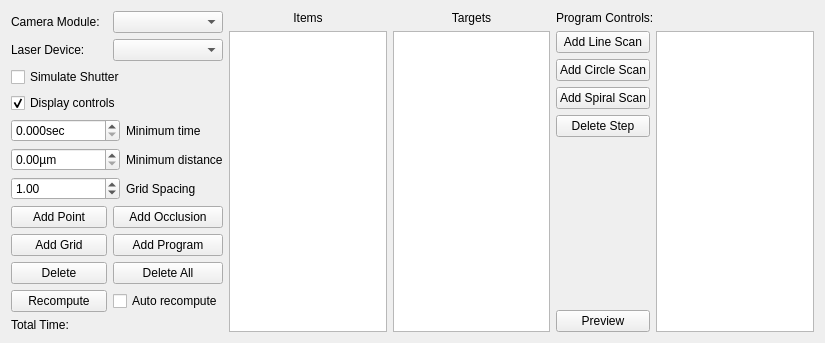
Before: the Qt Designer form lib/devices/Scanner/ProtocolTemplate.ui in acq4/acq4, drawn with Qt 5.
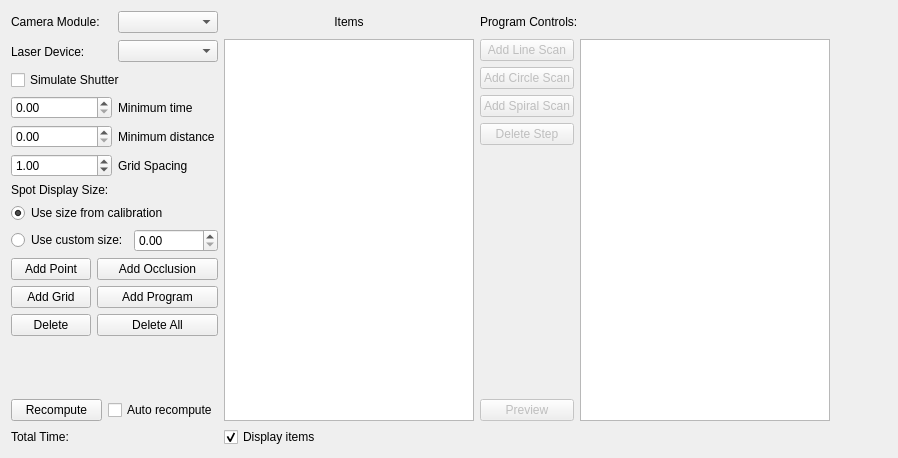
After: the same form once the commit is applied. Custom widgets are drawn as their Qt base class.

Commit message: attempt to add spot size adjustment to Scanner, but broke scanner instead....

Diff of the .ui file:
```diff
--- a/lib/devices/Scanner/ProtocolTemplate.ui
+++ b/lib/devices/Scanner/ProtocolTemplate.ui
@@ -6,57 +6,169 @@
    <rect>
     <x>0</x>
     <y>0</y>
-    <width>825</width>
-    <height>338</height>
+    <width>898</width>
+    <height>458</height>
    </rect>
   </property>
   <property name="windowTitle">
    <string>Form</string>
   </property>
-  <layout class="QGridLayout" name="gridLayout_4">
-   <item row="0" column="0">
-    <layout class="QGridLayout" name="gridLayout_3">
-     <item row="0" column="0" rowspan="2">
       <layout class="QGridLayout" name="gridLayout_2">
-       <item row="0" column="0">
+   <item row="0" column="0" colspan="2">
+    <layout class="QHBoxLayout" name="horizontalLayout_3">
+     <item>
         <widget class="QLabel" name="label">
          <property name="text">
           <string>Camera Module:</string>
          </property>
         </widget>
        </item>
-       <item row="0" column="1">
+     <item>
         <widget class="QComboBox" name="cameraCombo"/>
        </item>
-       <item row="1" column="0">
+    </layout>
+   </item>
+   <item row="0" column="2">
+    <widget class="QLabel" name="label_5">
+     <property name="text">
+      <string>Items</string>
+     </property>
+     <property name="alignment">
+      <set>Qt::AlignCenter</set>
+     </property>
+    </widget>
+   </item>
+   <item row="0" column="3">
+    <widget class="QLabel" name="label_8">
+     <property name="text">
+      <string>Program Controls:</string>
+     </property>
+    </widget>
+   </item>
+   <item row="1" column="0" colspan="2">
+    <layout class="QHBoxLayout" name="horizontalLayout_4">
+     <item>
         <widget class="QLabel" name="label_2">
          <property name="text">
           <string>Laser Device:</string>
          </property>
         </widget>
        </item>
-       <item row="1" column="1">
+     <item>
         <widget class="QComboBox" name="laserCombo"/>
        </item>
+    </layout>
+   </item>
+   <item row="1" column="2" rowspan="7">
+    <widget class="QListWidget" name="itemList"/>
+   </item>
+   <item row="1" column="3" rowspan="7">
+    <layout class="QHBoxLayout" name="horizontalLayout">
+     <item>
+      <layout class="QVBoxLayout" name="verticalLayout">
+       <item>
+        <widget class="QPushButton" name="addLineScanBtn">
+         <property name="enabled">
+          <bool>false</bool>
+         </property>
+         <property name="text">
+          <string>Add Line Scan</string>
+         </property>
+        </widget>
+       </item>
+       <item>
+        <widget class="QPushButton" name="addCircleScanBtn">
+         <property name="enabled">
+          <bool>false</bool>
+         </property>
+         <property name="text">
+          <string>Add Circle Scan</string>
+         </property>
+        </widget>
+       </item>
+       <item>
+        <widget class="QPushButton" name="addSpiralScanBtn">
+         <property name="enabled">
+          <bool>false</bool>
+         </property>
+         <property name="text">
+          <string>Add Spiral Scan</string>
+         </property>
+        </widget>
+       </item>
+       <item>
+        <widget class="QPushButton" name="deleteStepBtn">
+         <property name="enabled">
+          <bool>false</bool>
+         </property>
+         <property name="text">
+          <string>Delete Step</string>
+         </property>
+        </widget>
+       </item>
+       <item>
+        <spacer name="verticalSpacer_2">
+         <property name="orientation">
+          <enum>Qt::Vertical</enum>
+         </property>
+         <property name="sizeHint" stdset="0">
+          <size>
+           <width>20</width>
+           <height>40</height>
+          </size>
+         </property>
+        </spacer>
+       </item>
+       <item>
+        <widget class="QPushButton" name="previewBtn">
+         <property name="enabled">
+          <bool>false</bool>
+         </property>
+         <property name="text">
+          <string>Preview</string>
+         </property>
+        </widget>
+       </item>
+      </layout>
+     </item>
+     <item>
+      <widget class="QTableWidget" name="programTable">
+       <property name="sortingEnabled">
+        <bool>true</bool>
+       </property>
+      </widget>
+     </item>
+    </layout>
+   </item>
+   <item row="1" column="4">
+    <spacer name="horizontalSpacer">
+     <property name="orientation">
+      <enum>Qt::Horizontal</enum>
+     </property>
+     <property name="sizeHint" stdset="0">
+      <size>
+       <width>63</width>
+       <height>25</height>
+      </size>
+     </property>
+    </spacer>
+   </item>
+   <item row="2" column="0" colspan="2">
+    <widget class="QCheckBox" name="simulateShutterCheck">
+     <property name="text">
+      <string>Simulate Shutter</string>
+     </property>
+    </widget>
+   </item>
        <item row="3" column="0" colspan="2">
-        <widget class="QCheckBox" name="displayCheck">
-         <property name="text">
-          <string>Display controls</string>
-         </property>
-         <property name="checked">
-          <bool>true</bool>
-         </property>
-        </widget>
-       </item>
-       <item row="4" column="0" colspan="2">
         <layout class="QGridLayout" name="gridLayout">
          <item row="0" column="0">
           <widget class="QDoubleSpinBox" name="minTimeSpin">
            <property name="suffix">
-            <string>sec</string>
+        <string/>
            </property>
            <property name="decimals">
-            <number>3</number>
+        <number>2</number>
            </property>
            <property name="maximum">
             <double>1000000.000000000000000</double>
@@ -66,7 +178,7 @@
          <item row="1" column="0">
           <widget class="QDoubleSpinBox" name="minDistSpin">
            <property name="suffix">
-            <string>µm</string>
+        <string/>
            </property>
            <property name="maximum">
             <double>1000000.000000000000000</double>
@@ -112,212 +224,150 @@
          </item>
         </layout>
        </item>
-       <item row="5" column="0">
+   <item row="4" column="0" colspan="2">
+    <layout class="QVBoxLayout" name="verticalLayout_2">
+     <item>
+      <widget class="QLabel" name="spotSizeLabel">
+       <property name="text">
+        <string>Spot Display Size:</string>
+       </property>
+      </widget>
+     </item>
+     <item>
+      <widget class="QRadioButton" name="sizeFromCalibrationRadio">
+       <property name="text">
+        <string>Use size from calibration</string>
+       </property>
+       <property name="checked">
+        <bool>true</bool>
+       </property>
+      </widget>
+     </item>
+     <item>
+      <layout class="QHBoxLayout" name="horizontalLayout_2">
+       <item>
+        <widget class="QRadioButton" name="sizeCustomRadio">
+         <property name="text">
+          <string>Use custom size:</string>
+         </property>
+        </widget>
+       </item>
+       <item>
+        <widget class="SpinBox" name="sizeSpin">
+         <property name="suffix">
+          <string/>
+         </property>
+         <property name="minimum">
+          <double>0.000000000000000</double>
+         </property>
+         <property name="maximum">
+          <double>100000.000000000000000</double>
+         </property>
+        </widget>
+       </item>
+      </layout>
+     </item>
+    </layout>
+   </item>
+   <item row="5" column="0" colspan="2">
+    <layout class="QFormLayout" name="formLayout">
+     <item row="0" column="0">
         <widget class="QPushButton" name="addPointBtn">
          <property name="text">
           <string>Add Point</string>
          </property>
         </widget>
        </item>
-       <item row="5" column="1">
+     <item row="0" column="1">
         <widget class="QPushButton" name="addOcclusionBtn">
          <property name="text">
           <string>Add Occlusion</string>
          </property>
         </widget>
        </item>
-       <item row="6" column="0">
+     <item row="1" column="0">
         <widget class="QPushButton" name="addGridBtn">
          <property name="text">
           <string>Add Grid</string>
          </property>
         </widget>
        </item>
-       <item row="6" column="1">
+     <item row="1" column="1">
         <widget class="QPushButton" name="addProgramBtn">
          <property name="text">
           <string>Add Program</string>
          </property>
         </widget>
        </item>
-       <item row="7" column="0">
+     <item row="2" column="0">
         <widget class="QPushButton" name="deleteBtn">
          <property name="text">
           <string>Delete</string>
          </property>
         </widget>
        </item>
-       <item row="7" column="1">
+     <item row="2" column="1">
         <widget class="QPushButton" name="deleteAllBtn">
          <property name="text">
           <string>Delete All</string>
          </property>
         </widget>
        </item>
-       <item row="8" column="0">
+    </layout>
+   </item>
+   <item row="6" column="0">
         <spacer name="verticalSpacer">
          <property name="orientation">
           <enum>Qt::Vertical</enum>
          </property>
          <property name="sizeHint" stdset="0">
           <size>
-           <width>20</width>
-           <height>40</height>
+       <width>83</width>
+       <height>59</height>
           </size>
          </property>
         </spacer>
        </item>
-       <item row="9" column="0">
+   <item row="7" column="0">
         <widget class="QPushButton" name="recomputeBtn">
          <property name="text">
           <string>Recompute</string>
          </property>
         </widget>
        </item>
-       <item row="9" column="1">
+   <item row="7" column="1">
         <widget class="QCheckBox" name="checkBox">
          <property name="text">
           <string>Auto recompute</string>
          </property>
         </widget>
        </item>
-       <item row="10" column="0">
+   <item row="8" column="0">
         <widget class="QLabel" name="timeLabel">
          <property name="text">
           <string>Total Time:</string>
          </property>
         </widget>
        </item>
-       <item row="2" column="0" colspan="2">
-        <widget class="QCheckBox" name="simulateShutterCheck">
+   <item row="8" column="2">
+    <widget class="QCheckBox" name="displayCheck">
          <property name="text">
-          <string>Simulate Shutter</string>
-         </property>
-        </widget>
-       </item>
-      </layout>
-     </item>
-     <item row="0" column="1">
-      <widget class="QLabel" name="label_5">
-       <property name="text">
-        <string>Items</string>
-       </property>
-       <property name="alignment">
-        <set>Qt::AlignCenter</set>
-       </property>
-      </widget>
-     </item>
-     <item row="0" column="2">
-      <widget class="QLabel" name="label_6">
-       <property name="text">
-        <string>Targets</string>
-       </property>
-       <property name="alignment">
-        <set>Qt::AlignCenter</set>
-       </property>
-      </widget>
-     </item>
-     <item row="0" column="3" rowspan="2">
-      <layout class="QVBoxLayout" name="programControlsLayout">
-       <item>
-        <widget class="QLabel" name="label_8">
-         <property name="text">
-          <string>Program Controls:</string>
-         </property>
-        </widget>
-       </item>
-       <item>
-        <layout class="QHBoxLayout" name="horizontalLayout">
-         <item>
-          <layout class="QVBoxLayout" name="verticalLayout">
-           <item>
-            <widget class="QPushButton" name="addLineScanBtn">
-             <property name="text">
-              <string>Add Line Scan</string>
-             </property>
-            </widget>
-           </item>
-           <item>
-            <widget class="QPushButton" name="addCircleScanBtn">
-             <property name="text">
-              <string>Add Circle Scan</string>
-             </property>
-            </widget>
-           </item>
-           <item>
-            <widget class="QPushButton" name="addSpiralScanBtn">
-             <property name="text">
-              <string>Add Spiral Scan</string>
-             </property>
-            </widget>
-           </item>
-           <item>
-            <widget class="QPushButton" name="deleteStepBtn">
-             <property name="text">
-              <string>Delete Step</string>
-             </property>
-            </widget>
-           </item>
-           <item>
-            <spacer name="verticalSpacer_2">
-             <property name="orientation">
-              <enum>Qt::Vertical</enum>
-             </property>
-             <property name="sizeHint" stdset="0">
-              <size>
-               <width>20</width>
-               <height>40</height>
-              </size>
-             </property>
-            </spacer>
-           </item>
-           <item>
-            <widget class="QPushButton" name="previewBtn">
-             <property name="text">
-              <string>Preview</string>
-             </property>
-            </widget>
-           </item>
-          </layout>
-         </item>
-         <item>
-          <widget class="QTableWidget" name="tableWidget">
-           <property name="sortingEnabled">
+      <string>Display items</string>
+     </property>
+     <property name="checked">
             <bool>true</bool>
            </property>
           </widget>
          </item>
         </layout>
-       </item>
-      </layout>
-     </item>
-     <item row="1" column="1">
-      <widget class="QListWidget" name="itemList"/>
-     </item>
-     <item row="1" column="2">
-      <widget class="QListWidget" name="targetList">
-       <property name="dragDropMode">
-        <enum>QAbstractItemView::InternalMove</enum>
-       </property>
-      </widget>
-     </item>
-     <item row="1" column="4">
-      <spacer name="horizontalSpacer">
-       <property name="orientation">
-        <enum>Qt::Horizontal</enum>
-       </property>
-       <property name="sizeHint" stdset="0">
-        <size>
-         <width>40</width>
-         <height>20</height>
-        </size>
-       </property>
-      </spacer>
-     </item>
-    </layout>
-   </item>
-  </layout>
- </widget>
+ </widget>
+ <customwidgets>
+  <customwidget>
+   <class>SpinBox</class>
+   <extends>QDoubleSpinBox</extends>
+   <header>lib/util/SpinBox</header>
+  </customwidget>
+ </customwidgets>
  <resources/>
  <connections/>
 </ui>
```
Left out of the diff: 4 changed lines with no effect on the pictures. Lines whose indentation alone changed are shown as unchanged. The commit also changes 3 other files.
